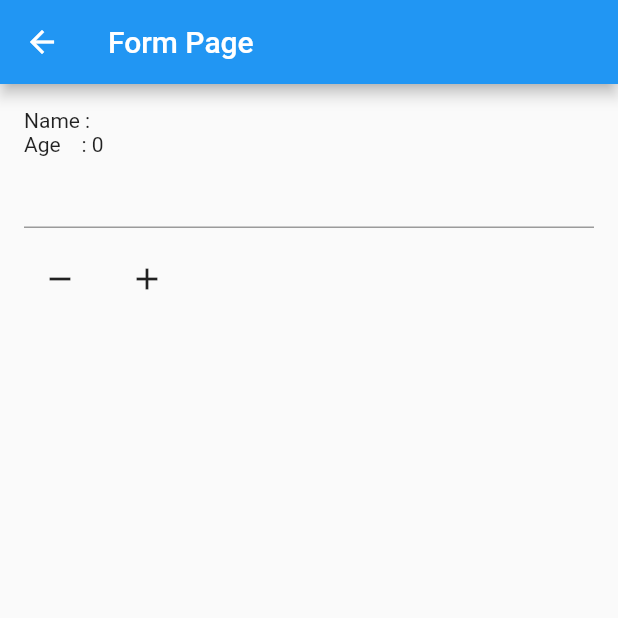
After one commit to asbiqalalawi/bloc_train, a Flutter app: the screen it shows after launch, after a tap on the "remove" icon, after a tap on the "add" icon, after a tap on the "input" icon, on a phone screen of 412 x 824 dp, the top half of it. The commit adds this screen. Run offline on Flutter 3.47's test engine with Material 2 defaults, Android fonts, the phone set to English and light mode, and no system bars; our stand-ins replace bloc, flutter_bloc.

Commit message:
Bloc Selector
Change and rebuild specific Bloc properties.

```diff
--- /dev/null
+++ b/lib/bloc/user_cubit.dart
@@ -0,0 +1,12 @@
+import 'package:bloc/bloc.dart';
+import 'package:bloc_train/models/user.dart';
+
+class UserCubit extends Cubit<User> {
+  UserCubit() : super(User(name: '', age: 0));
+
+  void changeName(String name) => emit(User(name: name, age: state.age));
+
+  void minAge() => emit(User(name: state.name, age: state.age - 1));
+
+  void addAge() => emit(User(name: state.name, age: state.age + 1));
+}
--- a/lib/main.dart
+++ b/lib/main.dart
@@ -1,5 +1,6 @@
 import 'package:bloc_train/bloc/counter.dart';
 import 'package:bloc_train/bloc/theme.dart';
+import 'package:bloc_train/bloc/user_cubit.dart';
 import 'package:bloc_train/pages/home_page.dart';
 import 'package:flutter/material.dart';
 import 'package:flutter_bloc/flutter_bloc.dart';
@@ -22,6 +23,9 @@ class MyApp extends StatelessWidget {
         ),
         BlocProvider(
           create: (context) => ThemeCubit(),
+        ),
+        BlocProvider(
+          create: (context) => UserCubit(),
         ),
       ],
       child: const App(),
--- /dev/null
+++ b/lib/models/user.dart
@@ -0,0 +1,9 @@
+class User {
+  User({
+    required this.name,
+    required this.age,
+  });
+
+  String name;
+  int age;
+}
--- /dev/null
+++ b/lib/pages/form_page.dart
@@ -0,0 +1,62 @@
+import 'dart:developer';
+
+import 'package:bloc_train/bloc/user_cubit.dart';
+import 'package:bloc_train/models/user.dart';
+import 'package:flutter/material.dart';
+import 'package:flutter_bloc/flutter_bloc.dart';
+
+class FormPage extends StatelessWidget {
+  const FormPage({Key? key}) : super(key: key);
+
+  @override
+  Widget build(BuildContext context) {
+    var userCubit = context.read<UserCubit>();
+
+    return Scaffold(
+      appBar: AppBar(
+        title: const Text('Form Page'),
+      ),
+      body: ListView(
+        padding: const EdgeInsets.all(16),
+        children: [
+          BlocSelector<UserCubit, User, String>(
+            selector: (state) => state.name,
+            bloc: userCubit,
+            builder: (context, state) {
+              log('Change Name');
+              return Text('Name : ' + state);
+            },
+          ),
+          BlocSelector<UserCubit, User, int>(
+              selector: (state) => state.age,
+              bloc: userCubit,
+              builder: (context, state) {
+                log('Change Age');
+                return Text('Age    : ' + state.toString());
+              }),
+          TextFormField(
+            onChanged: (value) => userCubit.changeName(value),
+          ),
+          const SizedBox(
+            height: 10,
+          ),
+          Row(
+            children: [
+              IconButton(
+                onPressed: () => userCubit.minAge(),
+                icon: const Icon(Icons.remove),
+              ),
+              const SizedBox(
+                width: 10,
+              ),
+              IconButton(
+                onPressed: () => userCubit.addAge(),
+                icon: const Icon(Icons.add),
+              ),
+            ],
+          )
+        ],
+      ),
+    );
+  }
+}
--- a/lib/pages/home_page.dart
+++ b/lib/pages/home_page.dart
@@ -1,5 +1,6 @@
 import 'package:bloc_train/bloc/counter.dart';
 import 'package:bloc_train/bloc/theme.dart';
+import 'package:bloc_train/pages/form_page.dart';
 import 'package:bloc_train/pages/second_page.dart';
 import 'package:bloc_train/pages/text_counter.dart';
 import 'package:flutter/material.dart';
@@ -25,6 +26,15 @@ class HomePage extends StatelessWidget {
       appBar: AppBar(
         title: const Text('Latihan BLOC'),
         actions: [
+          IconButton(
+            onPressed: () => Navigator.push(
+              context,
+              MaterialPageRoute(
+                builder: (context) => const FormPage(),
+              ),
+            ),
+            icon: const Icon(Icons.input),
+          ),
           IconButton(
             onPressed: () => context.read<ThemeCubit>().changeTheme(),
             icon: const Icon(Icons.sunny),
```
